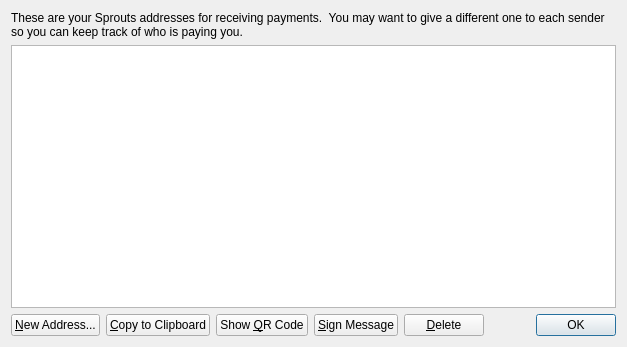
Above: src/qt/forms/addressbookpage.ui from nepeat/stronghands before the change. Below: the same form after it.
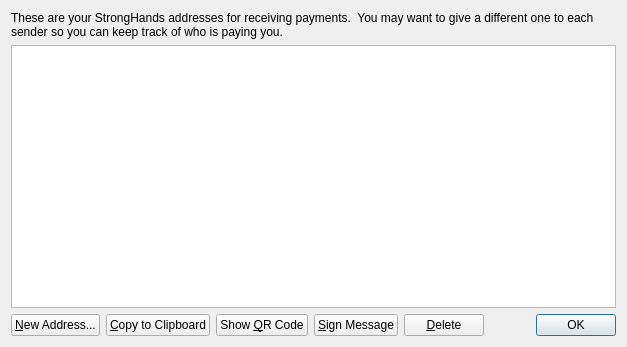
That is the form after the change. Icons and pictures are not drawn.

Diff of the .ui file:
```diff
--- a/src/qt/forms/addressbookpage.ui
+++ b/src/qt/forms/addressbookpage.ui
@@ -17,7 +17,7 @@
    <item>
     <widget class="QLabel" name="labelExplanation">
      <property name="text">
-      <string>These are your Sprouts addresses for receiving payments.  You may want to give a different one to each sender so you can keep track of who is paying you.</string>
+      <string>These are your StrongHands addresses for receiving payments.  You may want to give a different one to each sender so you can keep track of who is paying you.</string>
      </property>
      <property name="textFormat">
       <enum>Qt::AutoText</enum>
```
